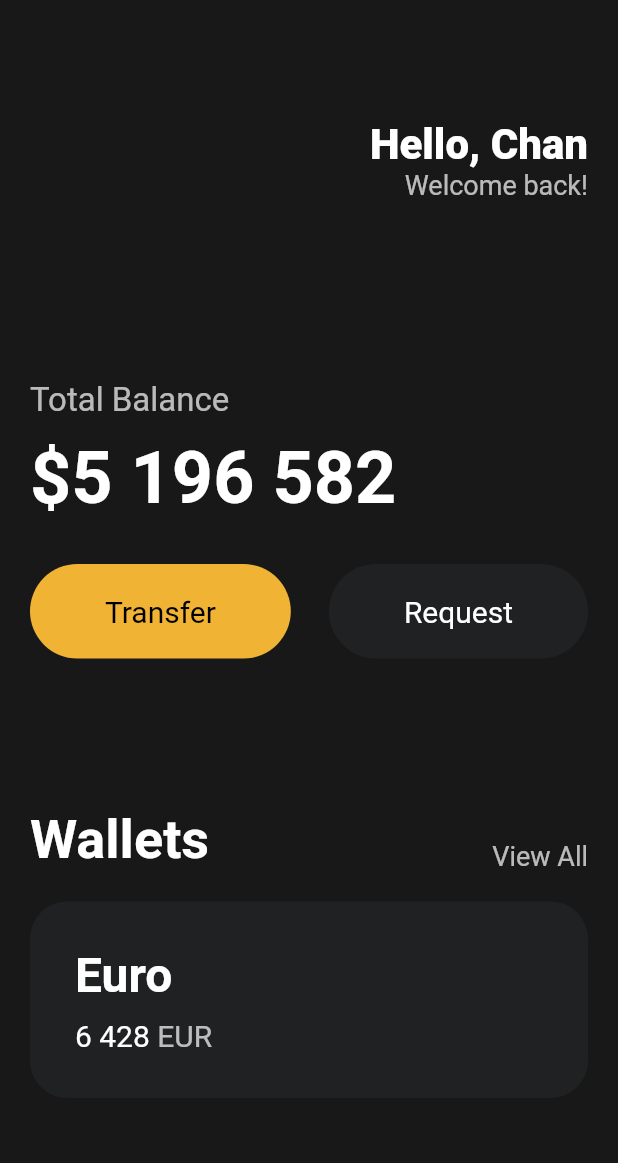
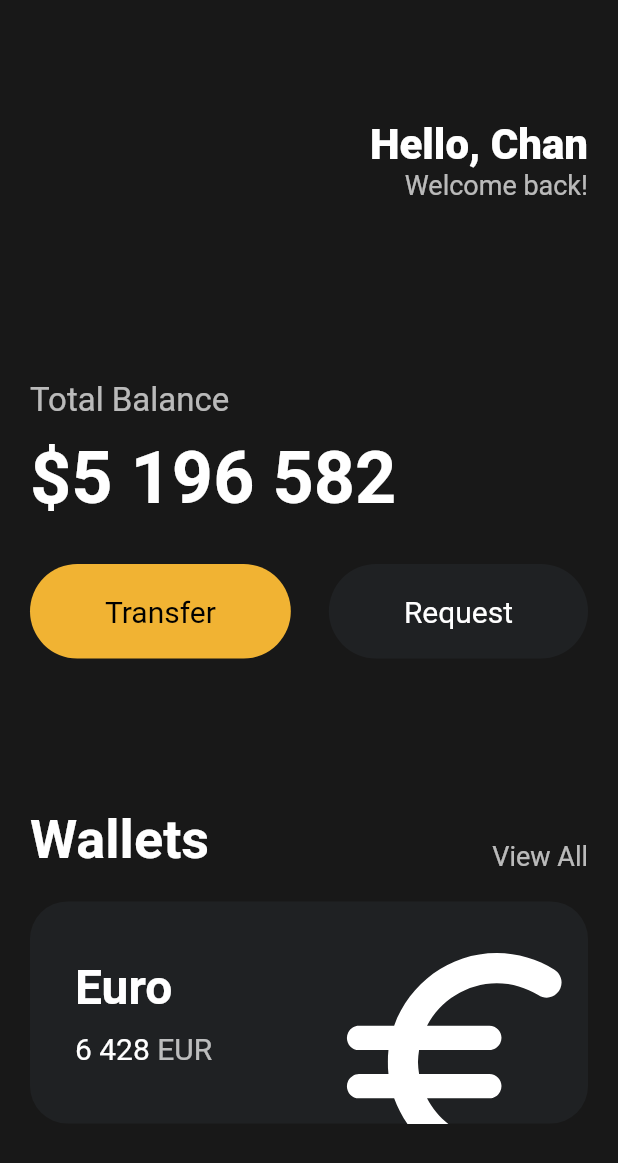
Before and after one commit to front-chan/flutter_study, a Flutter app: the screen it shows after launch, on a phone screen of 412 x 824 dp. Shown: the top 1163 px of the screen. Run offline on Flutter 3.47's test engine with Material 2 defaults, Android fonts, the phone set to English and light mode, and no system bars.

Commit message:
icon and transform study

```diff
--- a/lib/main.dart
+++ b/lib/main.dart
@@ -112,6 +112,7 @@ class App extends StatelessWidget {
                 height: 20,
               ),
               Container(
+                clipBehavior: Clip.hardEdge,
                 decoration: BoxDecoration(
                   color: const Color(0xFF1F2123),
                   borderRadius: BorderRadius.circular(25),
@@ -119,6 +120,7 @@ class App extends StatelessWidget {
                 child: Padding(
                   padding: const EdgeInsets.all(30),
                   child: Row(
+                    mainAxisAlignment: MainAxisAlignment.spaceBetween,
                     children: [
                       Column(
                         crossAxisAlignment: CrossAxisAlignment.start,
@@ -154,13 +156,24 @@ class App extends StatelessWidget {
                                 ),
                               ),
                             ],
-                          )
+                          ),
                         ],
+                      ),
+                      Transform.scale(
+                        scale: 2.2,
+                        child: Transform.translate(
+                          offset: const Offset(-5, 15),
+                          child: const Icon(
+                            Icons.euro_rounded,
+                            color: Colors.white,
+                            size: 88,
+                          ),
+                        ),
                       )
                     ],
                   ),
                 ),
-              )
+              ),
             ],
           ),
         ),
```
